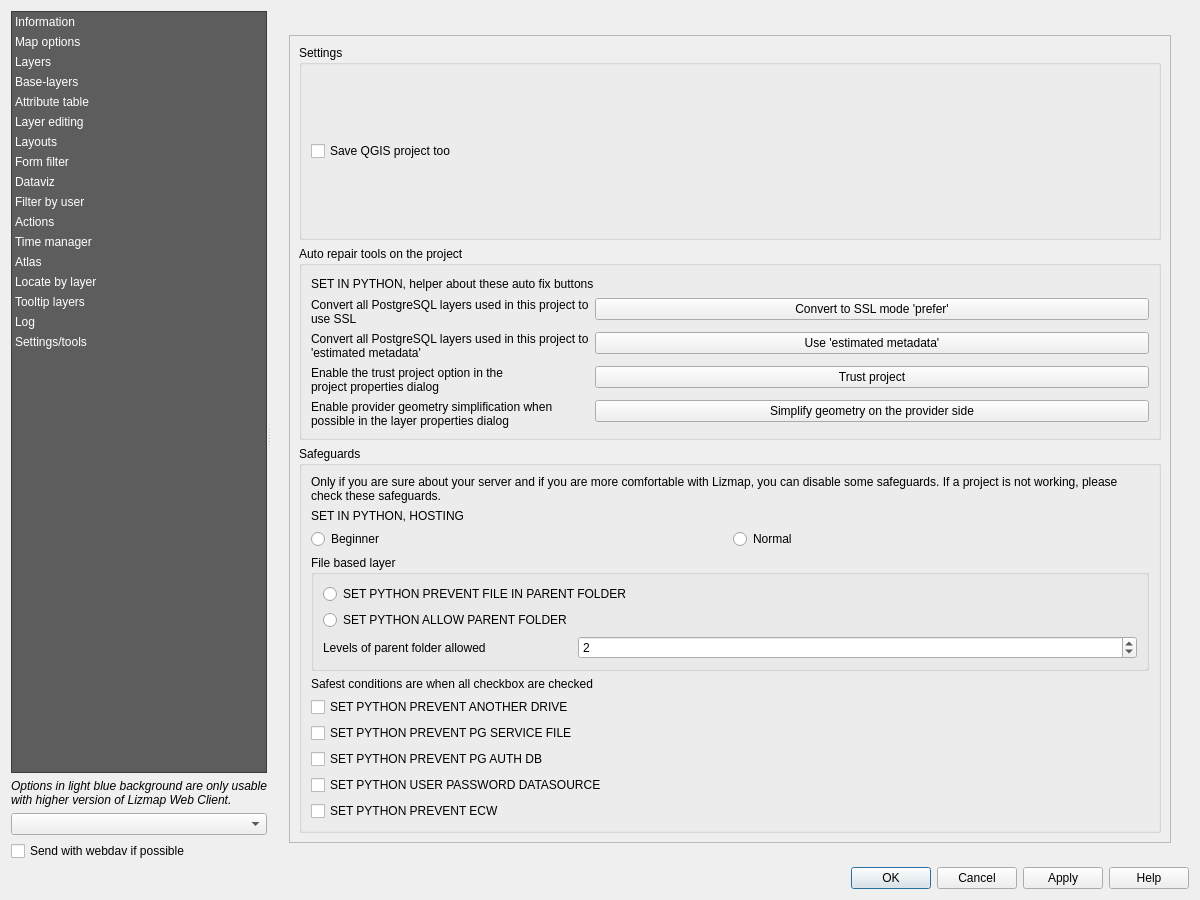
This is lizmap/resources/ui/ui_lizmap.ui in 3liz/lizmap-plugin as Qt 5 draws it before an edit. The edited form follows.
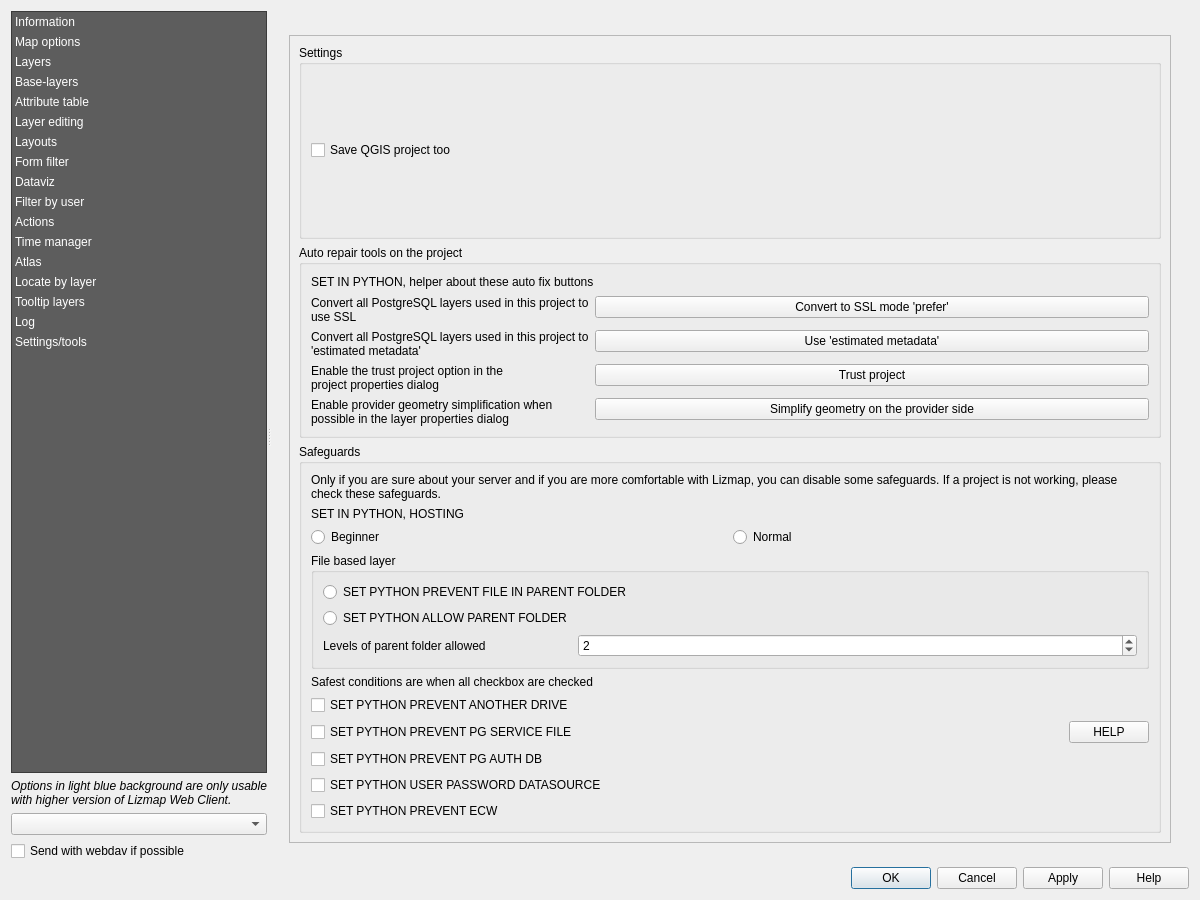
This is the edited form. The open tabs and pages were chosen to show the change. Custom widgets are drawn as their Qt base class.

Commit message: UX - Add a link to qgis.org doc about PgService

Patch:
```diff
--- a/lizmap/resources/ui/ui_lizmap.ui
+++ b/lizmap/resources/ui/ui_lizmap.ui
@@ -4957,6 +4957,8 @@
                    </widget>
                   </item>
                   <item>
+                   <layout class="QHBoxLayout" name="horizontalLayout_53">
+                    <item>
                    <widget class="QCheckBox" name="safe_pg_service">
                     <property name="text">
                      <string notr="true">SET PYTHON PREVENT PG SERVICE FILE</string>
@@ -4965,6 +4967,28 @@
                      <bool>false</bool>
                     </property>
                    </widget>
+                    </item>
+                    <item>
+                     <spacer name="horizontalSpacer_22">
+                      <property name="orientation">
+                       <enum>Qt::Horizontal</enum>
+                      </property>
+                      <property name="sizeHint" stdset="0">
+                       <size>
+                        <width>40</width>
+                        <height>20</height>
+                       </size>
+                      </property>
+                     </spacer>
+                    </item>
+                    <item>
+                     <widget class="QPushButton" name="help_pg_service">
+                      <property name="text">
+                       <string notr="true">HELP</string>
+                      </property>
+                     </widget>
+                    </item>
+                   </layout>
                   </item>
                   <item>
                    <widget class="QCheckBox" name="safe_pg_auth_db">
```
Lines whose indentation alone changed are shown as unchanged. The commit also changes 3 other files.
